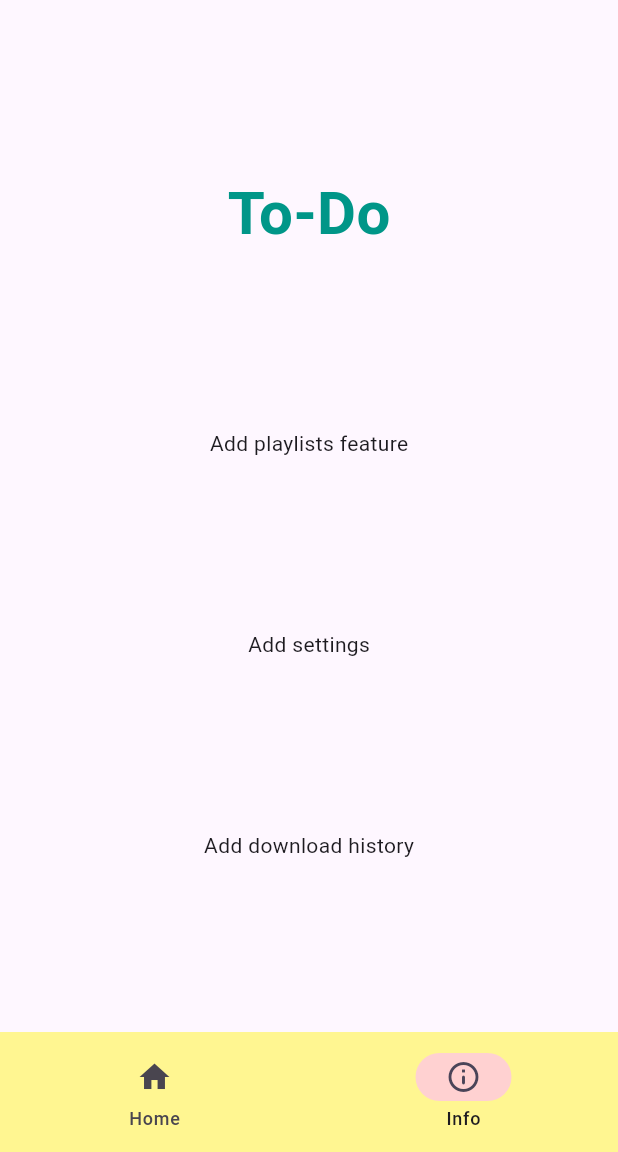
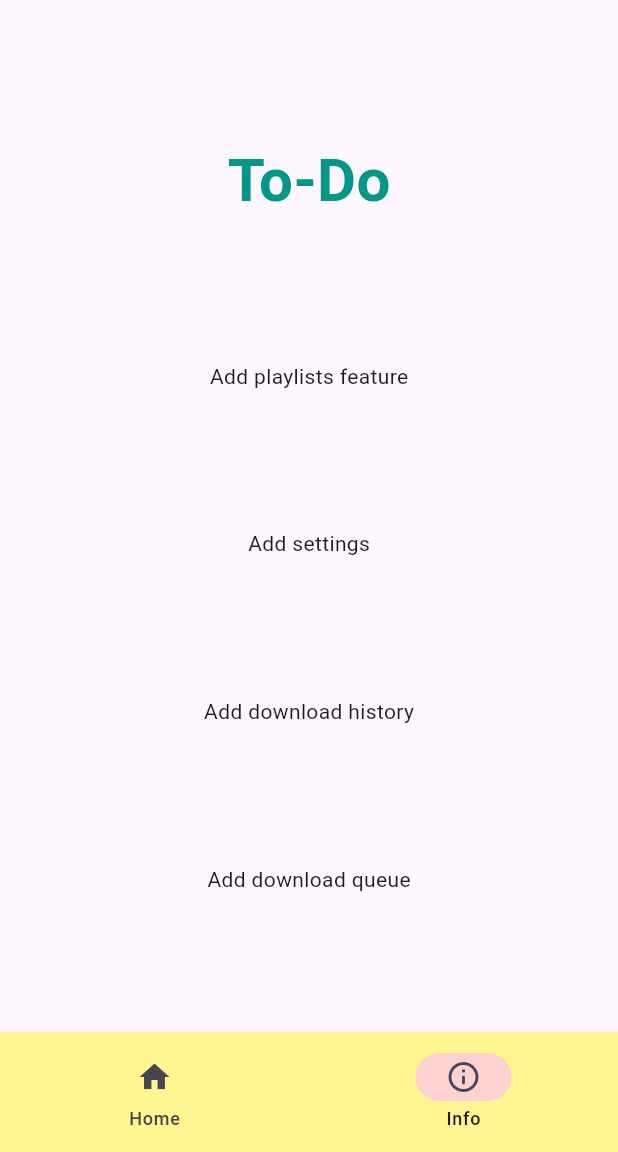
Before and after one commit to Vescron/Youtube-DL, a Flutter app: the screen it shows after launch, item 2 of the bottom bar chosen, on a phone screen of 412 x 824 dp, the part 84-1236 px from its top. Run offline on Flutter 3.47's test engine with Material 3 defaults, Android fonts, the phone set to English and light mode, and no system bars; our stand-ins replace permission_handler; missing offline and left inert: youtube_explode_dart.

Commit message:
update to-do

```diff
--- a/lib/pages/info.dart
+++ b/lib/pages/info.dart
@@ -1,3 +1,5 @@
+// ignore_for_file: prefer_const_constructors, prefer_const_literals_to_create_immutables
+
 import 'package:flutter/material.dart';
 
 class Info extends StatelessWidget {
@@ -19,6 +21,7 @@ class Info extends StatelessWidget {
             Text('Add playlists feature'),
             Text('Add settings'),
             Text('Add download history'),
+            Text('Add download queue'),
           ],
         )
       ),
```
